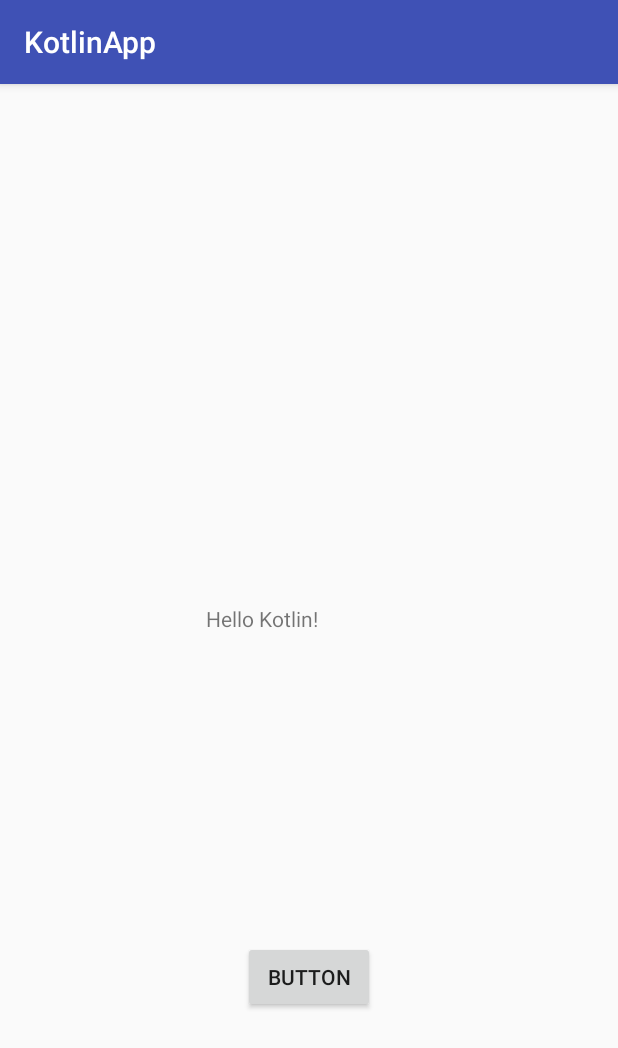
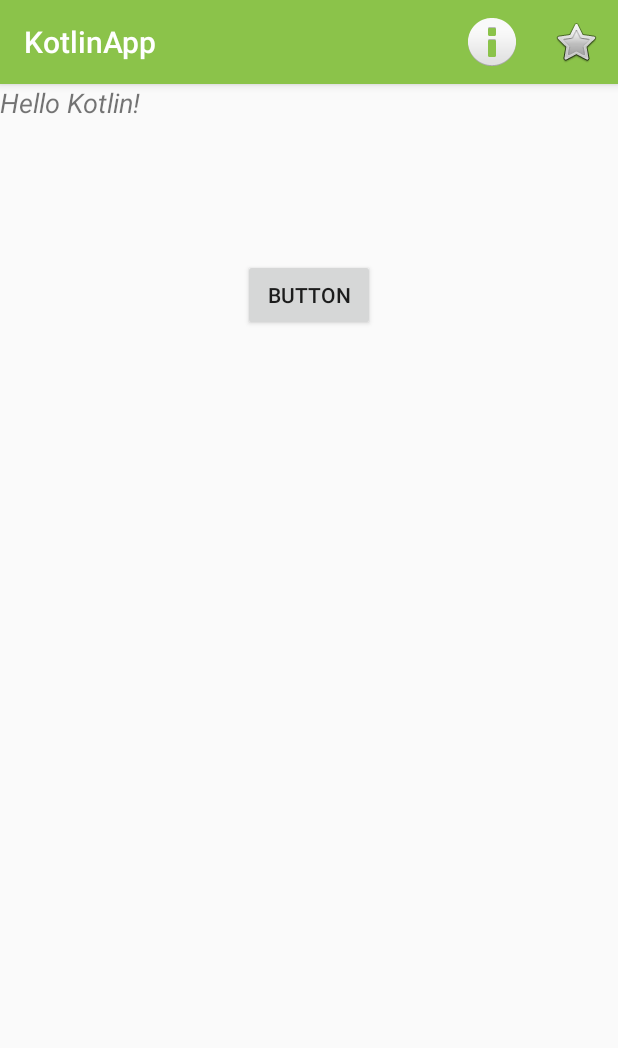
Before and after one commit to annalbenson/KotlinApp, an Android app: the screen it shows after launch (MainActivity), on a phone screen of 412 x 824 dp. Shown: the top 1048 px of the screen. Run offline under Robolectric (Android 15) with nearby library versions, the phone set to English and light mode, and no system bars; 2 statements that could not run were skipped.

Commit message:
Split screen, recycler view and associated classes started

```diff
--- a/app/build.gradle
+++ b/app/build.gradle
@@ -30,4 +30,5 @@ dependencies {
     testImplementation 'junit:junit:4.12'
     androidTestImplementation 'com.android.support.test:runner:1.0.2'
     androidTestImplementation 'com.android.support.test.espresso:espresso-core:3.0.2'
+    implementation 'com.android.support:recyclerview-v7:26.1.0'
 }
--- a/app/src/main/java/com/annabenson/kotlinapp/MainActivity.kt
+++ b/app/src/main/java/com/annabenson/kotlinapp/MainActivity.kt
@@ -4,25 +4,27 @@ import android.content.DialogInterface
 import android.support.v7.app.AppCompatActivity
 import android.os.Bundle
 import android.support.v7.app.AlertDialog
+import android.support.v7.widget.RecyclerView
 import android.text.InputType
-import android.util.Log
 import android.view.Gravity
-import android.view.View
+import android.view.Menu
+import android.view.MenuItem
 import android.widget.Button
 import android.widget.EditText
 import android.widget.TextView
 import android.widget.Toast
-import kotlinx.android.synthetic.main.activity_main.*
-
 
 
 class MainActivity : AppCompatActivity() {
 
-
     lateinit var messageView : TextView
     lateinit var button : Button
 
-    // can't really declare b/c it would be null until set later
+    var strings = ArrayList<String>()
+    lateinit var recyclerView : RecyclerView
+    lateinit var recyclerViewAdapter : RecyclerViewAdapter
+
+    val mainActivity : MainActivity = this
 
     override fun onCreate(savedInstanceState: Bundle?) {
         super.onCreate(savedInstanceState)
@@ -38,6 +40,15 @@ class MainActivity : AppCompatActivity() {
             Toast.makeText(this, "Clicked", Toast.LENGTH_SHORT).show()
             buttonDialog()
         }
+
+
+        // recycler view
+
+        recyclerView = findViewById(R.id.recyclerID)
+        recyclerViewAdapter = RecyclerViewAdapter(strings,mainActivity)
+
+        recyclerView.adapter = recyclerViewAdapter
+
 
 
     }
@@ -83,4 +94,28 @@ class MainActivity : AppCompatActivity() {
         dialog.show()
     }
 
+    override fun onCreateOptionsMenu(menu: Menu?): Boolean {
+        getMenuInflater().inflate(R.menu.action_menu, menu)
+        return true
+    }
+
+    override fun onOptionsItemSelected(item: MenuItem?): Boolean {
+        when(item?.itemId) {
+            R.id.menuChoiceA -> {
+                Toast.makeText(this, "A", Toast.LENGTH_SHORT).show()
+
+            }
+            R.id.menuChoiceB -> {
+                Toast.makeText(this, "B", Toast.LENGTH_SHORT).show()
+
+            }
+            else ->
+            {
+                Toast.makeText(this, "else", Toast.LENGTH_SHORT).show()
+                return super.onOptionsItemSelected(item)
+            }
+        }
+        return true
+    }
+
 }
--- a/app/src/main/res/layout/activity_main.xml
+++ b/app/src/main/res/layout/activity_main.xml
@@ -8,9 +8,10 @@
 
     <TextView
         android:id="@+id/messageID"
-        android:layout_width="138dp"
-        android:layout_height="75dp"
-        app:layout_constraintBottom_toBottomOf="parent"
+        android:layout_width="0dp"
+        android:layout_height="wrap_content"
+        android:textSize="18sp"
+        android:textStyle="italic"
         app:layout_constraintLeft_toLeftOf="parent"
         app:layout_constraintRight_toRightOf="parent"
         app:layout_constraintTop_toTopOf="parent" />
@@ -22,10 +23,27 @@
         android:layout_marginBottom="8dp"
         android:layout_marginTop="8dp"
         android:text="Button"
-        app:layout_constraintBottom_toBottomOf="parent"
+        app:layout_constraintBottom_toTopOf="@+id/guideline"
         app:layout_constraintEnd_toEndOf="parent"
         app:layout_constraintHorizontal_bias="0.5"
         app:layout_constraintStart_toStartOf="parent"
         app:layout_constraintTop_toBottomOf="@+id/messageID" />
 
+    <android.support.constraint.Guideline
+        android:id="@+id/guideline"
+        android:layout_width="wrap_content"
+        android:layout_height="wrap_content"
+        android:orientation="horizontal"
+        app:layout_constraintGuide_percent="0.333" />
+
+    <android.support.v7.widget.RecyclerView
+        android:id="@+id/recyclerID"
+        android:layout_width="0dp"
+        android:layout_height="0dp"
+        app:layout_constraintBottom_toBottomOf="parent"
+        app:layout_constraintEnd_toEndOf="parent"
+        app:layout_constraintHorizontal_bias="0.5"
+        app:layout_constraintStart_toStartOf="parent"
+        app:layout_constraintTop_toBottomOf="@+id/guideline" />
+
 </android.support.constraint.ConstraintLayout>
--- /dev/null
+++ b/app/src/main/res/menu/action_menu.xml
@@ -0,0 +1,15 @@
+<?xml version="1.0" encoding="utf-8"?>
+<menu xmlns:app="http://schemas.android.com/apk/res-auto"
+    xmlns:android="http://schemas.android.com/apk/res/android">
+
+    <item
+        android:id="@+id/menuChoiceA"
+        android:icon="@android:drawable/ic_dialog_info"
+        android:title="Item"
+        app:showAsAction="always" />
+    <item
+        android:id="@+id/menuChoiceB"
+        android:icon="@android:drawable/btn_star"
+        android:title="Item"
+        app:showAsAction="always" />
+</menu>
--- a/app/src/main/res/values/colors.xml
+++ b/app/src/main/res/values/colors.xml
@@ -1,6 +1,11 @@
 <?xml version="1.0" encoding="utf-8"?>
 <resources>
-    <color name="colorPrimary">#3F51B5</color>
-    <color name="colorPrimaryDark">#303F9F</color>
-    <color name="colorAccent">#FF4081</color>
+<color name="colorPrimary">#8BC34A</color>
+<color name="colorPrimaryDark">#689F38</color>
+<color name="primary_light">#DCEDC8</color>
+<color name="colorAccent">#FFEB3B</color>
+<color name="primary_text">#212121</color>
+<color name="secondary_text">#757575</color>
+<color name="icons">#212121</color>
+<color name="divider">#BDBDBD</color>
 </resources>
```
